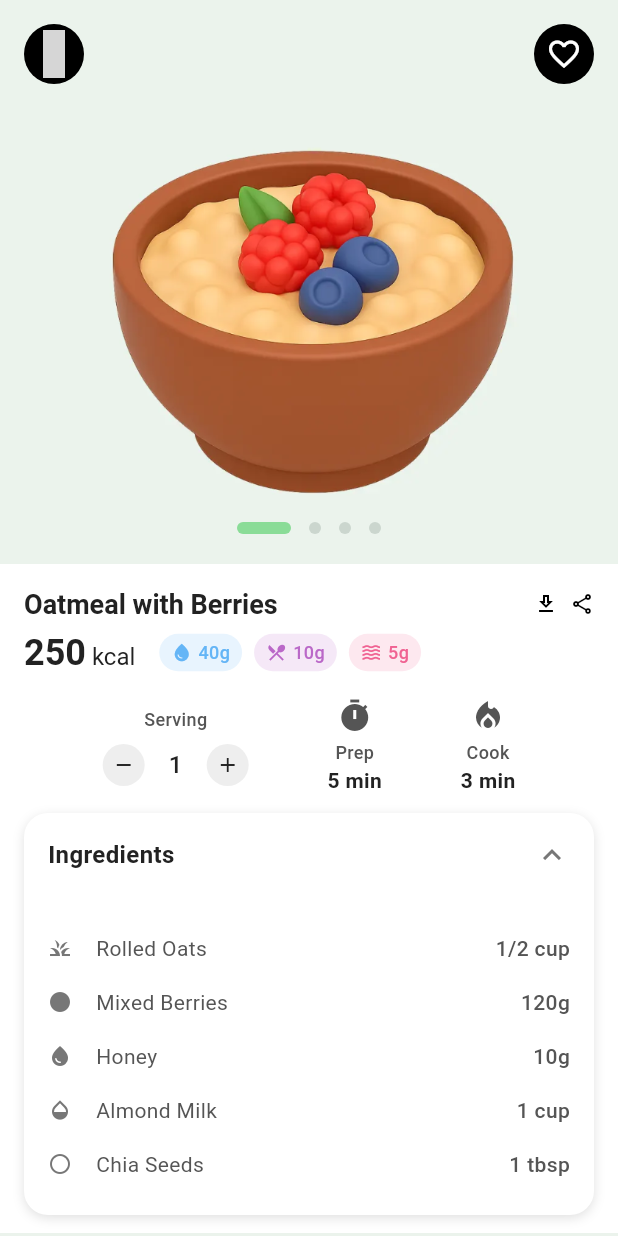
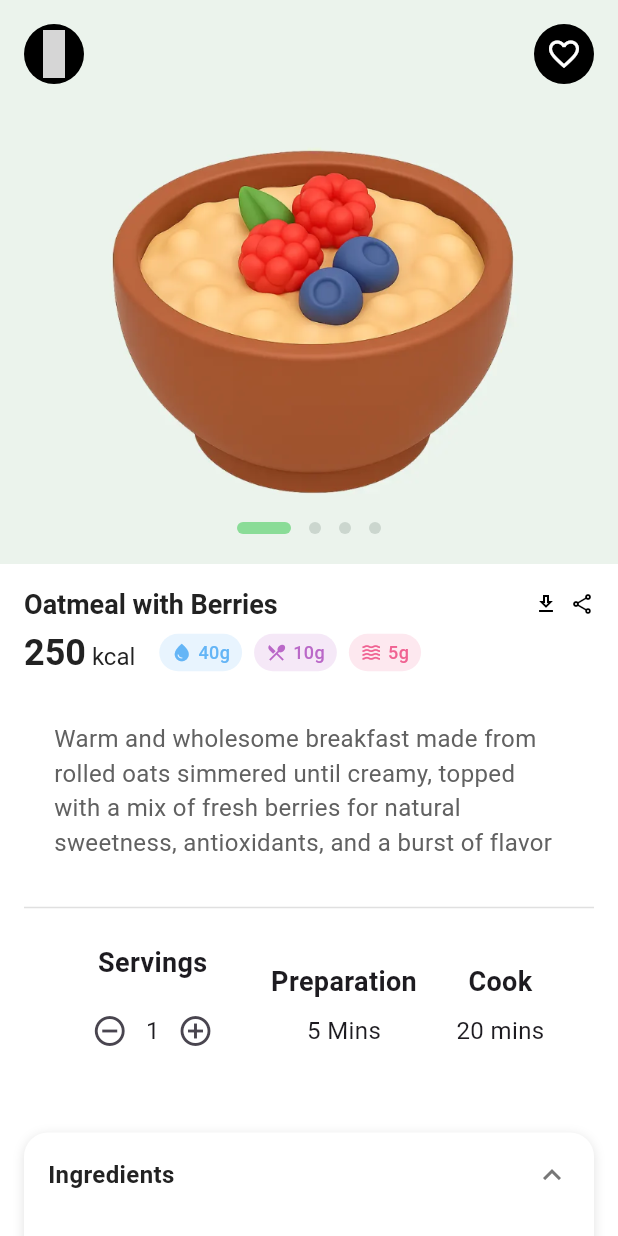
Before and after one commit to mukilan1/Ui_Yuvilabs, a Flutter app: the MealDetailPage screen opened by its route, on a phone screen of 412 x 824 dp. Run offline on Flutter 3.47's test engine with Material 3 defaults, Android fonts, the phone set to English and light mode, and no system bars; our stand-ins replace flutter_material_design_icons; Roboto replaces fonts that are missing (Nunito); grey boxes are pictures that could not be loaded.

Commit message:
Inline serving and preparation section in meal detail
Moved the serving and preparation UI directly into the meal detail screen instead of using a separate widget. This change improves readability and allows for easier customization of the meal detail layout.

```diff
--- a/health_diet_app/lib/screens/meal_detail.dart
+++ b/health_diet_app/lib/screens/meal_detail.dart
@@ -43,7 +43,6 @@ class _MealDetailPageState extends State<MealDetailPage> {
                 child: Column(
                   children: [
                     _buildMealInfoContent(meal),
-                    _buildServingAndPreparationContent(),
                     _buildIngredientsSectionContent(),
                   ],
                 ),
@@ -251,6 +250,91 @@ class _MealDetailPageState extends State<MealDetailPage> {
                     _buildMacroBadge(Icons.waves, '5g', AppColors.fatPink),
                   ],
                 ),
+                const SizedBox(height: 32),
+                Column(
+                  crossAxisAlignment: CrossAxisAlignment.start,
+                  children: <Widget>[
+                    Padding(
+                      padding: const EdgeInsets.symmetric(horizontal: 20.0),
+                      child: Text(
+                        'Warm and wholesome breakfast made from rolled oats simmered until creamy, topped with a mix of fresh berries for natural sweetness, antioxidants, and a burst of flavor',
+                        style: TextStyle(fontSize: 16, color: Colors.grey[700]),
+                      ),
+                    ),
+                    const SizedBox(height: 24),
+                    Divider(color: Colors.grey[300], thickness: 1),
+                    Padding(
+                      padding: const EdgeInsets.symmetric(
+                        horizontal: 20.0,
+                        vertical: 16.0,
+                      ),
+                      child: Row(
+                        mainAxisAlignment: MainAxisAlignment.spaceAround,
+                        children: <Widget>[
+                          // Servings Section
+                          Column(
+                            children: <Widget>[
+                              const Text(
+                                'Servings',
+                                style: TextStyle(
+                                  fontWeight: FontWeight.bold,
+                                  fontSize: 18,
+                                ),
+                              ),
+                              const SizedBox(height: 8),
+                              Row(
+                                children: <Widget>[
+                                  IconButton(
+                                    icon: const Icon(
+                                      Icons.remove_circle_outline,
+                                    ),
+                                    onPressed: () {},
+                                  ),
+                                  const Text(
+                                    '1',
+                                    style: TextStyle(fontSize: 16),
+                                  ),
+                                  IconButton(
+                                    icon: const Icon(Icons.add_circle_outline),
+                                    onPressed: () {},
+                                  ),
+                                ],
+                              ),
+                            ],
+                          ),
+                          // Preparation Section
+                          const Column(
+                            children: <Widget>[
+                              Text(
+                                'Preparation',
+                                style: TextStyle(
+                                  fontWeight: FontWeight.bold,
+                                  fontSize: 18,
+                                ),
+                              ),
+                              SizedBox(height: 8),
+                              Text('5 Mins', style: TextStyle(fontSize: 16)),
+                            ],
+                          ),
+                          // Cook Section
+                          const Column(
+                            children: <Widget>[
+                              Text(
+                                'Cook',
+                                style: TextStyle(
+                                  fontWeight: FontWeight.bold,
+                                  fontSize: 18,
+                                ),
+                              ),
+                              SizedBox(height: 8),
+                              Text('20 mins', style: TextStyle(fontSize: 16)),
+                            ],
+                          ),
+                        ],
+                      ),
+                    ),
+                  ],
+                ),
               ],
             ),
           ),
```
